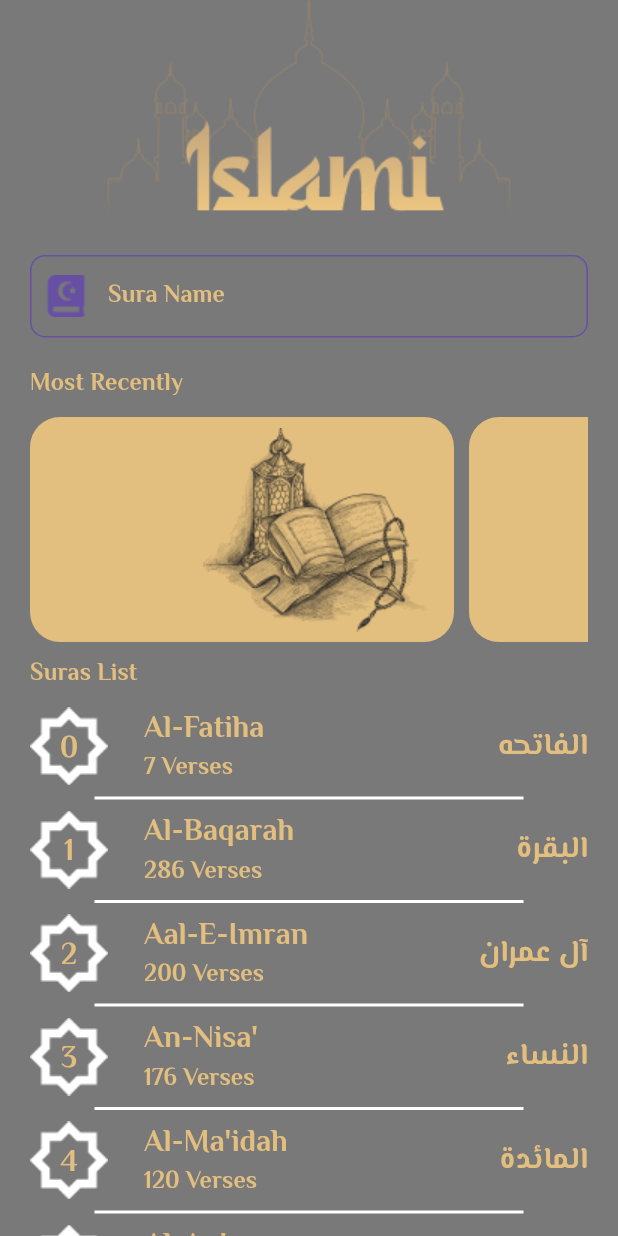
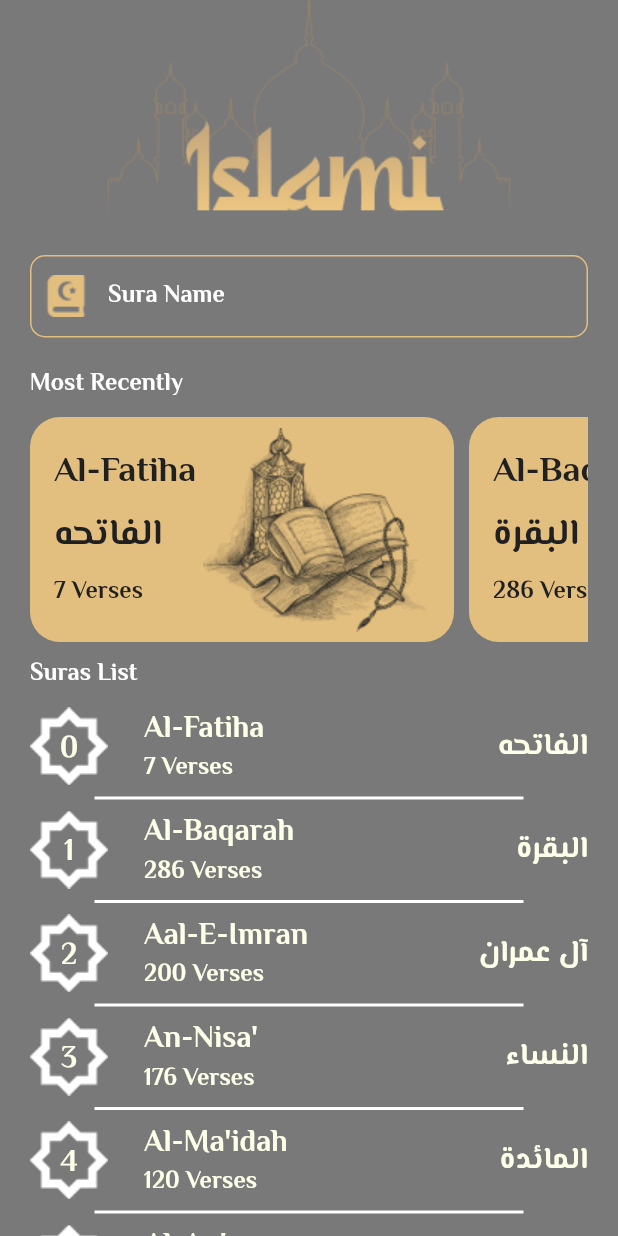
Before and after one commit to MariamAsharf/Islami, a Flutter app: the QuranTab widget shown alone on an empty page, opened directly, on a phone screen of 412 x 824 dp. Run offline on Flutter 3.47's test engine with Material 3 defaults, Android fonts, the light colour scheme and no system bars; our stand-ins replace google_fonts, introduction_screen, shared_preferences; accounts and stored records are empty.

Commit message:
do hadith screen theme DONE color theme DONE

```diff
--- a/lib/home/tabs/quran_tab/quran_tab.dart
+++ b/lib/home/tabs/quran_tab/quran_tab.dart
@@ -3,6 +3,7 @@ import 'package:google_fonts/google_fonts.dart';
 import 'package:islami_app/home/models/sura_model.dart';
 import 'package:islami_app/home/tabs/quran_tab/sura_item_hor.dart';
 import 'package:islami_app/home/tabs/quran_tab/sura_item_ver.dart';
+import 'package:islami_app/my_theme/my_theme.dart';
 import 'package:islami_app/sura_details/sura_details.dart';
 
 class QuranTab extends StatefulWidget {
@@ -70,7 +71,12 @@ class _QuranTabState extends State<QuranTab> {
       child: Column(
         crossAxisAlignment: CrossAxisAlignment.start,
         children: [
-          Text("Suras List", style: Theme.of(context).textTheme.titleSmall),
+          Text(
+            "Suras List",
+            style: Theme.of(context).textTheme.titleSmall?.copyWith(
+                  color: MYTheme.thirdColor,
+                ),
+          ),
           const SizedBox(height: 10),
           Expanded(
             child: ListView.separated(
@@ -105,7 +111,12 @@ class _QuranTabState extends State<QuranTab> {
     return Column(
       crossAxisAlignment: CrossAxisAlignment.start,
       children: [
-        Text("Most Recently", style: Theme.of(context).textTheme.titleSmall),
+        Text(
+          "Most Recently",
+          style: Theme.of(context).textTheme.titleSmall?.copyWith(
+                color: MYTheme.thirdColor,
+              ),
+        ),
         const SizedBox(height: 10),
         Container(
           height: 150,
@@ -129,31 +140,36 @@ class _QuranTabState extends State<QuranTab> {
       children: [
         TextField(
           controller: searchController,
-          cursorColor: Colors.white,
-          style: Theme.of(context).textTheme.titleSmall,
+          cursorColor: MYTheme.thirdColor,
+          style: Theme.of(context).textTheme.titleSmall?.copyWith(
+                color: MYTheme.thirdColor,
+              ),
           decoration: InputDecoration(
             labelText: "Sura Name",
-            labelStyle: Theme.of(context).textTheme.titleSmall,
-            prefixIcon:  ImageIcon(
+            labelStyle: Theme.of(context)
+                .textTheme
+                .titleSmall
+                ?.copyWith(color: MYTheme.thirdColor),
+            prefixIcon: ImageIcon(
               AssetImage("assets/images/ic_pre_search.png"),
-              color: Theme.of(context).primaryColor,
+              color: MYTheme.primaryColor,
             ),
             border: OutlineInputBorder(
               borderRadius: BorderRadius.circular(10),
-              borderSide:  BorderSide(
-                color: Theme.of(context).primaryColor,
+              borderSide: BorderSide(
+                color: MYTheme.primaryColor,
               ),
             ),
             enabledBorder: OutlineInputBorder(
               borderRadius: BorderRadius.circular(10),
-              borderSide:  BorderSide(
-                color: Theme.of(context).primaryColor,
+              borderSide: BorderSide(
+                color: MYTheme.primaryColor,
               ),
             ),
             focusedBorder: OutlineInputBorder(
               borderRadius: BorderRadius.circular(10),
-              borderSide:  BorderSide(
-                color: Theme.of(context).primaryColor,
+              borderSide: BorderSide(
+                color: MYTheme.primaryColor,
               ),
             ),
           ),
--- a/lib/home/tabs/quran_tab/sura_item_hor.dart
+++ b/lib/home/tabs/quran_tab/sura_item_hor.dart
@@ -1,13 +1,12 @@
 import 'package:flutter/material.dart';
 import 'package:google_fonts/google_fonts.dart';
 import 'package:islami_app/home/models/sura_model.dart';
+import 'package:islami_app/my_theme/my_theme.dart';
 
 class SuraItemHor extends StatelessWidget {
-  SuraItemHor({
-    super.key,
-   required this.model
-  });
-SuraModel model;
+  SuraItemHor({super.key, required this.model});
+
+  SuraModel model;
 
   @override
   Widget build(BuildContext context) {
@@ -15,7 +14,7 @@ SuraModel model;
       height: 150,
       padding: EdgeInsets.symmetric(horizontal: 16),
       decoration: BoxDecoration(
-        color: const Color(0xFFE2BE7F),
+        color: MYTheme.primaryColor,
         borderRadius: BorderRadius.circular(20),
       ),
       child: Row(
@@ -26,17 +25,25 @@ SuraModel model;
             children: [
               Text(
                 model.nameEng,
-                style: Theme.of(context).textTheme.titleLarge
+                style: Theme.of(context).textTheme.titleLarge?.copyWith(
+                      color: MYTheme.secondryColor,
+                    ),
               ),
               const SizedBox(height: 12),
               Text(
                 model.nameAr,
-                style: Theme.of(context).textTheme.titleLarge
+                style: Theme.of(context)
+                    .textTheme
+                    .titleLarge
+                    ?.copyWith(color: MYTheme.secondryColor),
               ),
               const SizedBox(height: 12),
               Text(
                 "${model.verse} Verses",
-                style: Theme.of(context).textTheme.titleSmall
+                style: Theme.of(context)
+                    .textTheme
+                    .titleSmall
+                    ?.copyWith(color: MYTheme.secondryColor),
               ),
             ],
           ),
--- a/lib/home/tabs/quran_tab/sura_item_ver.dart
+++ b/lib/home/tabs/quran_tab/sura_item_ver.dart
@@ -21,7 +21,9 @@ class SuraItemVer extends StatelessWidget {
               padding: const EdgeInsets.only(top: 4),
               child: Text(
                 "${model.index}",
-                style:Theme.of(context).textTheme.titleMedium
+                style:  Theme.of(context).textTheme.titleMedium?.copyWith(
+                  color: const Color(0xFFFEFFE8),
+                ),
               ),
             ),
           ],
@@ -32,18 +34,24 @@ class SuraItemVer extends StatelessWidget {
           children: [
             Text(
               model.nameEng,
-              style: Theme.of(context).textTheme.titleMedium
+              style: Theme.of(context).textTheme.titleMedium?.copyWith(
+                    color: const Color(0xFFFEFFE8),
+                  ),
             ),
             Text(
               "${model.verse} Verses",
-              style: Theme.of(context).textTheme.titleSmall
+              style: Theme.of(context).textTheme.titleSmall?.copyWith(
+                    color: const Color(0xFFFEFFE8),
+                  ),
             ),
           ],
         ),
         const Spacer(),
         Text(
           model.nameAr,
-          style:Theme.of(context).textTheme.titleMedium
+          style: Theme.of(context).textTheme.titleMedium?.copyWith(
+                color: const Color(0xFFFEFFE8),
+              ),
         ),
       ],
     );
--- a/lib/home_screen.dart
+++ b/lib/home_screen.dart
@@ -29,6 +29,7 @@ class _HomeScreenState extends State<HomeScreen> {
           ),
         ),
         child: Scaffold(
+
           body: tabs[currentindex],
           bottomNavigationBar: BottomNavigationBar(
             currentIndex: currentindex,
@@ -94,7 +95,7 @@ class _HomeScreenState extends State<HomeScreen> {
         ? Container(
             padding: const EdgeInsets.symmetric(vertical: 6, horizontal: 20),
             decoration: BoxDecoration(
-              color: Theme.of(context).scaffoldBackgroundColor,
+              color: const Color(0x99202020),
               borderRadius: BorderRadius.circular(66),
             ),
             child: ImageIcon(
--- a/lib/main.dart
+++ b/lib/main.dart
@@ -19,8 +19,8 @@ class IslamiApp extends StatelessWidget {
   @override
   Widget build(BuildContext context) {
     return MaterialApp(
-      theme: MYtheme.lightTheme,
-      darkTheme: MYtheme.darkTheme,
+      theme: MYTheme.lightTheme,
+      darkTheme: MYTheme.darkTheme,
       themeMode: ThemeMode.light,
       debugShowCheckedModeBanner: false,
       initialRoute: CacheHelper.getEligibility() == true
--- a/lib/my_theme/my_theme.dart
+++ b/lib/my_theme/my_theme.dart
@@ -1,13 +1,13 @@
 import 'package:flutter/material.dart';
 import 'package:google_fonts/google_fonts.dart';
 
-class MYtheme {
+class MYTheme {
   static const Color primaryColor = Color(0xFFE2BE7F);
   static const Color secondryColor = Color(0xFF202020);
   static const Color thirdColor = Color(0xFFFFFFFF);
 
   static ThemeData lightTheme = ThemeData(
-    scaffoldBackgroundColor: Color(0x99202020),
+    scaffoldBackgroundColor: const Color(0x99202020),
     textTheme: TextTheme(
       titleLarge: GoogleFonts.elMessiri(
           fontSize: 24.0,
--- a/lib/onboarding_screen.dart
+++ b/lib/onboarding_screen.dart
@@ -3,6 +3,8 @@ import 'package:google_fonts/google_fonts.dart';
 import 'package:introduction_screen/introduction_screen.dart';
 import 'package:islami_app/cache/cache_helper.dart';
 import 'package:islami_app/home_screen.dart';
+
+import 'my_theme/my_theme.dart';
 
 class OnboardingScreen extends StatefulWidget {
   const OnboardingScreen({super.key});
@@ -23,14 +25,14 @@ class _OnboardingScreenState extends State<OnboardingScreen> {
     var pageDecoration = PageDecoration(
       titleTextStyle: GoogleFonts.elMessiri(
           fontSize: 24.0,
-          color: Theme.of(context).primaryColor,
+          color: MYTheme.primaryColor,
           fontWeight: FontWeight.w700),
       bodyTextStyle: GoogleFonts.elMessiri(
           fontSize: 20.0,
-          color: Theme.of(context).primaryColor,
+          color: MYTheme.primaryColor,
           fontWeight: FontWeight.w700),
       bodyPadding: const EdgeInsets.fromLTRB(16.0, 0.0, 16.0, 16.0),
-      pageColor: const Color(0xFF202020),
+      pageColor: MYTheme.secondryColor,
       imagePadding: EdgeInsets.zero,
       imageFlex: 5,
     );
--- a/lib/sura_details/sura_details.dart
+++ b/lib/sura_details/sura_details.dart
@@ -4,6 +4,7 @@ import 'package:flutter/material.dart';
 import 'package:flutter/services.dart';
 import 'package:google_fonts/google_fonts.dart';
 import 'package:islami_app/home/models/sura_model.dart';
+import 'package:islami_app/my_theme/my_theme.dart';
 
 class SuraDetailsScreen extends StatefulWidget {
   static const String routeName = "SuraDetailsScreen";
@@ -25,10 +26,8 @@ class _SuraDetailsScreenState extends State<SuraDetailsScreen> {
     }
     return Scaffold(
       appBar: AppBar(
-        title: Text(
-          model.nameEng,
-          style: Theme.of(context).textTheme.titleMedium
-        ),
+        title:
+            Text(model.nameEng, style: Theme.of(context).textTheme.titleMedium),
       ),
       body: Stack(
         alignment: Alignment.center,
@@ -41,10 +40,7 @@ class _SuraDetailsScreenState extends State<SuraDetailsScreen> {
           Column(
             children: [
               SizedBox(height: 24),
-              Text(
-                model.nameAr,
-                style: Theme.of(context).textTheme.titleLarge
-              ),
+              Text(model.nameAr, style: Theme.of(context).textTheme.titleLarge),
               SizedBox(height: 56),
               Expanded(
                 child: Padding(
@@ -58,7 +54,7 @@ class _SuraDetailsScreenState extends State<SuraDetailsScreen> {
                             color: Colors.transparent,
                             border: Border.fromBorderSide(
                               BorderSide(
-                                color: Theme.of(context).primaryColor,
+                                color: MYTheme.primaryColor,
                               ),
                             ),
                           ),
@@ -71,12 +67,18 @@ class _SuraDetailsScreenState extends State<SuraDetailsScreen> {
                                 TextSpan(
                                   children: [
                                     TextSpan(
-                                      text: "${verses[index]}",
-                                      style: Theme.of(context).textTheme.titleMedium
-                                    ),
+                                        text: "${verses[index]}",
+                                        style: Theme.of(context)
+                                            .textTheme
+                                            .titleMedium),
                                     TextSpan(
                                       text: "(${index + 1})",
-                                      style: Theme.of(context).textTheme.titleSmall
+                                      style: Theme.of(context)
+                                          .textTheme
+                                          .titleSmall
+                                          ?.copyWith(
+                                            color: MYTheme.thirdColor,
+                                          ),
                                     ),
                                   ],
                                 ),
```
Also changed, not shown: assets/sura_files/1.txt (line endings or trailing spaces).
